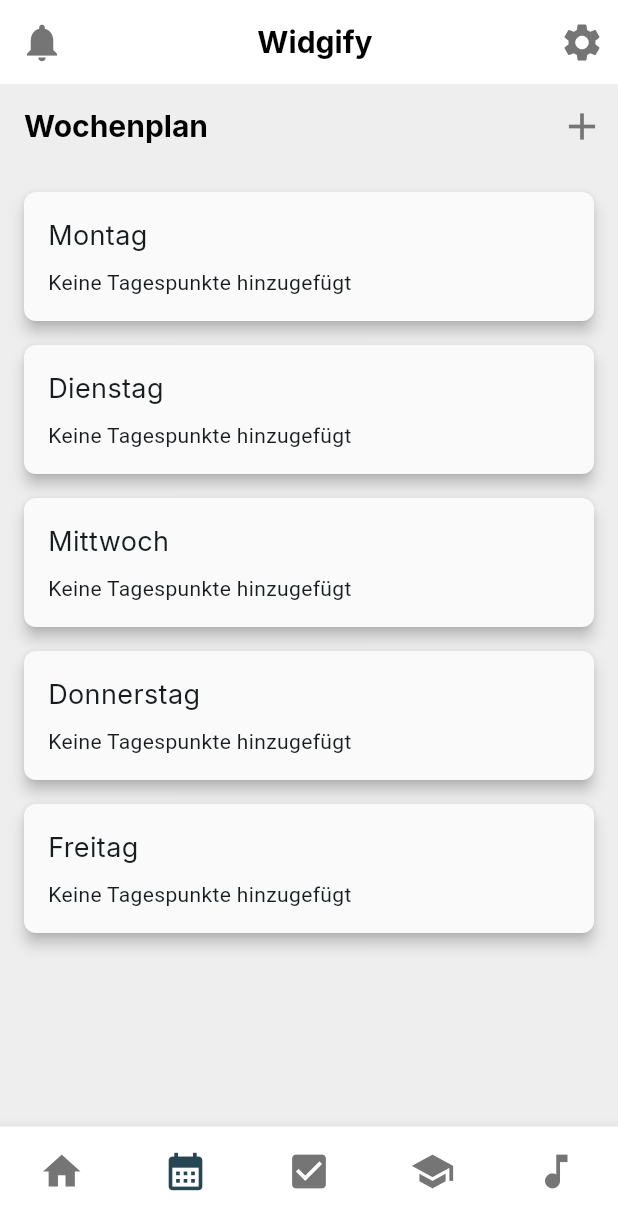
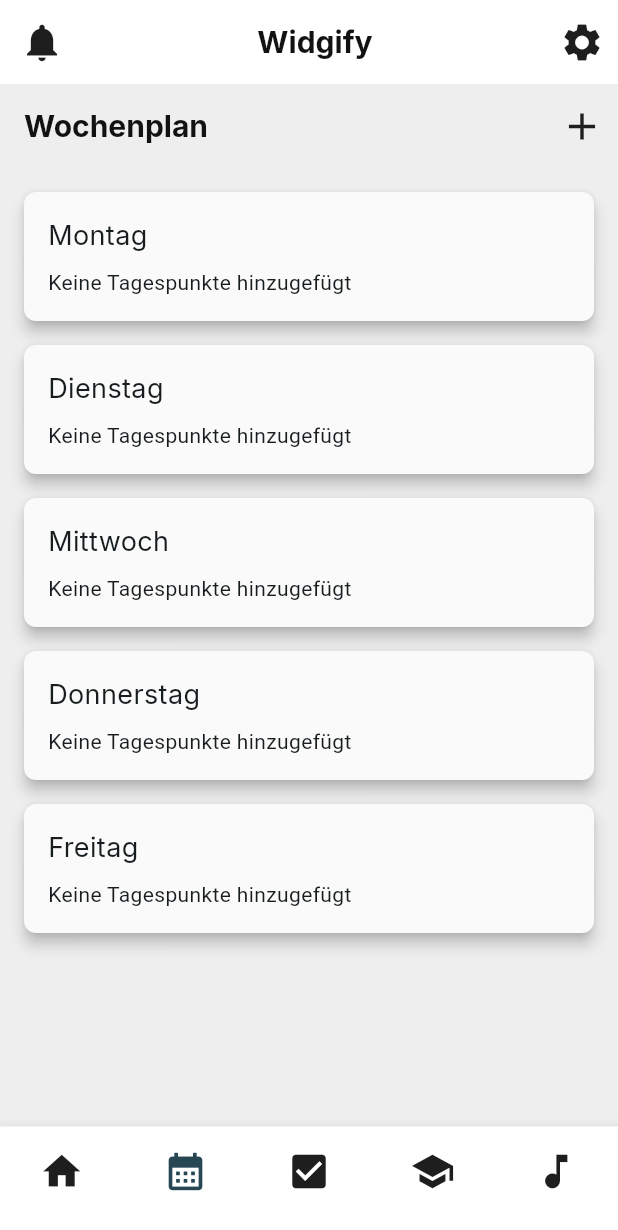
Before and after one commit to jannikmenzel/widgify, a Flutter app: the screen it shows after launch, item 2 of the bottom bar chosen, on a phone screen of 412 x 824 dp. Shown: the top 1230 px of the screen. Run offline on Flutter 3.47's test engine with Material 3 defaults, Android fonts, the phone set to English and light mode, and no system bars; our stand-ins replace google_fonts, shared_preferences.

Commit message:
ui improvements

```diff
--- a/lib/pages/main/tasks/tasks_details_page.dart
+++ b/lib/pages/main/tasks/tasks_details_page.dart
@@ -60,7 +60,7 @@
   }
 
   void _addSubtask() {
-    if (_subtasks.length < 3) {
+    if (_subtasks.length < 6) {
       setState(() {
         _subtasks.add('');
         _subtaskControllers.add(TextEditingController());
@@ -162,7 +162,7 @@
                     ],
                   ),
                 ),
-              if (_subtasks.length < 3)
+              if (_subtasks.length < 6)
                 Padding(
                   padding: const EdgeInsets.only(top: 8.0),
                   child: ElevatedButton(
--- a/lib/pages/main/week_plan/week_plan_details_page.dart
+++ b/lib/pages/main/week_plan/week_plan_details_page.dart
@@ -54,7 +54,7 @@
               const SizedBox(height: 12.0),
               TextField(
                 controller: dsController,
-                decoration: const InputDecoration(labelText: 'DS (1-10)'),
+                decoration: const InputDecoration(labelText: 'Doppelstunde'),
                 keyboardType: TextInputType.number,
               ),
               const SizedBox(height: 12.0),
--- a/lib/pages/main/week_plan/week_plan_page.dart
+++ b/lib/pages/main/week_plan/week_plan_page.dart
@@ -57,7 +57,7 @@
               const SizedBox(height: 12.0),
               TextField(
                 controller: dsController,
-                decoration: const InputDecoration(labelText: 'DS (1-10)'),
+                decoration: const InputDecoration(labelText: 'Doppelstunde'),
                 keyboardType: TextInputType.number,
               ),
               const SizedBox(height: 12.0),
--- a/lib/styles/colors.dart
+++ b/lib/styles/colors.dart
@@ -8,11 +8,10 @@
   static const Color background = Color(0xFFFFFFFF);
   static const Color pageBackground = Color(0xFFEEEEEE);
   static const Color surface = Color(0xFFFAFAFA);
-  static const Color error = Color(0xFFB00020);
 
   // Text Colors (Light Mode)
-  static const Color textPrimary = Color(0xFF000000);
-  static const Color textSecondary = Color(0xFF757575);
+  static const Color textPrimary = Color(0xFF121212);
+  static const Color textSecondary = Color(0xFF1E1E1E);
 
   // Neutral Colors (Dark Mode)
   static const Color backgroundDark = Color(0xFF121212);
@@ -21,8 +20,9 @@
 
   // Text Colors (Dark Mode)
   static const Color textPrimaryDark = Color(0xFFFFFFFF);
-  static const Color textSecondaryDark = Color(0xFFB0B0B0);
+  static const Color textSecondaryDark = Color(0xFFEEEEEE);
 
   // Error Colors
+  static const Color error = Color(0xFFB00020);
   static const Color errorDark = Color(0xFFCF6679);
 }
--- a/lib/styles/theme.dart
+++ b/lib/styles/theme.dart
@@ -63,7 +63,7 @@
         borderRadius: BorderRadius.circular(AppSpacing.s),
         borderSide: BorderSide(color: AppColors.primary, width: 2),
       ),
-      labelStyle: AppTypography.body.copyWith(color: AppColors.primary),
+      labelStyle: AppTypography.body.copyWith(color: AppColors.textSecondary),
       hintStyle: AppTypography.body.copyWith(color: AppColors.textSecondary),
     ),
 
@@ -108,6 +108,8 @@
         textStyle: AppTypography.button,
       ),
     ),
+
+    dividerColor: AppColors.background,
 
     // Card Theme
     cardTheme: CardTheme(
@@ -183,7 +185,7 @@
         borderRadius: BorderRadius.circular(AppSpacing.s),
         borderSide: BorderSide(color: AppColors.primary, width: 2),
       ),
-      labelStyle: AppTypography.body.copyWith(color: AppColors.primary),
+      labelStyle: AppTypography.body.copyWith(color: AppColors.textSecondaryDark),
       hintStyle: AppTypography.body.copyWith(color: AppColors.textSecondaryDark),
     ),
 
@@ -228,6 +230,8 @@
       ),
     ),
 
+    dividerColor: AppColors.backgroundDark,
+
     // Card Theme
     cardTheme: CardTheme(
       color: AppColors.surfaceDark,
```
